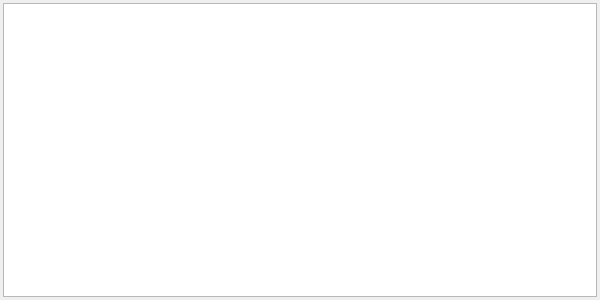
Above: resources/ui/Ui_ActManager.ui from starmcc/qs-beanfun-5 before the change. Below: the same form after it.
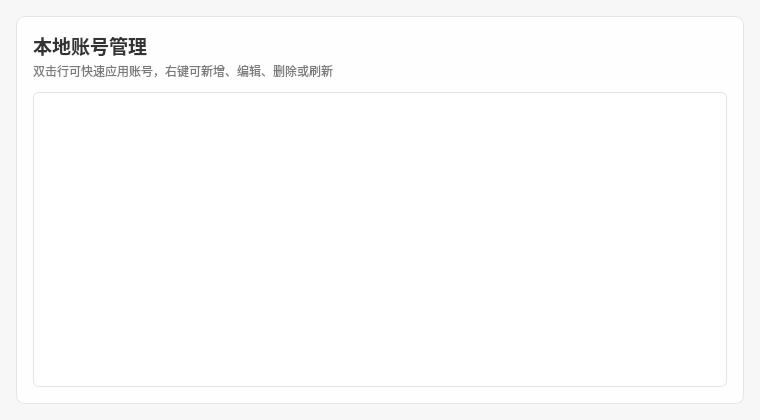
That is the form after the change.

What changed in the file:
```diff
--- a/resources/ui/Ui_ActManager.ui
+++ b/resources/ui/Ui_ActManager.ui
@@ -6,43 +6,158 @@
    <rect>
     <x>0</x>
     <y>0</y>
-    <width>600</width>
-    <height>300</height>
+    <width>760</width>
+    <height>420</height>
    </rect>
   </property>
+  <property name="minimumSize">
+   <size>
+    <width>760</width>
+    <height>420</height>
+   </size>
+  </property>
   <property name="windowTitle">
    <string>账号管理 - 双击可选择对应账号应用</string>
   </property>
+  <property name="styleSheet">
+   <string notr="true">QDialog#ActManager {
+    background-color: #f7f7f7;
+}
+QFrame#frame_main {
+    background-color: rgba(255, 255, 255, 0.94);
+    border: 1px solid #e6e6e6;
+    border-radius: 8px;
+}
+QLabel#label_title {
+    color: #333333;
+    font-size: 14pt;
+    font-weight: 600;
+}
+QLabel#label_subtitle {
+    color: #7a7a7a;
+    font-size: 9pt;
+}
+QTableWidget {
+    background-color: white;
+    alternate-background-color: #fafafa;
+    border: 1px solid #e3e3e3;
+    border-radius: 6px;
+    gridline-color: #efefef;
+    selection-background-color: #e6f2ff;
+    selection-color: #0052cc;
+}
+QHeaderView::section {
+    background-color: #f5f7fa;
+    color: #555555;
+    border: none;
+    border-bottom: 1px solid #e3e3e3;
+    padding: 8px;
+    font-weight: 600;
+}
+QTableWidget::item {
+    padding: 6px;
+}
+QTableWidget::item:selected {
+    background-color: #e6f2ff;
+    color: #0052cc;
+}</string>
+  </property>
   <layout class="QVBoxLayout" name="verticalLayout">
    <property name="spacing">
-    <number>0</number>
+    <number>12</number>
    </property>
    <property name="leftMargin">
-    <number>3</number>
+    <number>16</number>
    </property>
    <property name="topMargin">
-    <number>3</number>
+    <number>16</number>
    </property>
    <property name="rightMargin">
-    <number>3</number>
+    <number>16</number>
    </property>
    <property name="bottomMargin">
-    <number>3</number>
+    <number>16</number>
    </property>
    <item>
-    <widget class="QTableWidget" name="tableWidget">
-     <property name="editTriggers">
-      <set>QAbstractItemView::NoEditTriggers</set>
+    <widget class="QFrame" name="frame_main">
+     <property name="frameShape">
+      <enum>QFrame::StyledPanel</enum>
      </property>
-     <property name="selectionMode">
-      <enum>QAbstractItemView::SingleSelection</enum>
+     <property name="frameShadow">
+      <enum>QFrame::Raised</enum>
      </property>
-     <property name="selectionBehavior">
-      <enum>QAbstractItemView::SelectRows</enum>
-     </property>
-     <attribute name="horizontalHeaderMinimumSectionSize">
-      <number>100</number>
-     </attribute>
+     <layout class="QVBoxLayout" name="verticalLayout_mainCard">
+      <property name="spacing">
+       <number>12</number>
+      </property>
+      <property name="leftMargin">
+       <number>16</number>
+      </property>
+      <property name="topMargin">
+       <number>14</number>
+      </property>
+      <property name="rightMargin">
+       <number>16</number>
+      </property>
+      <property name="bottomMargin">
+       <number>16</number>
+      </property>
+      <item>
+       <layout class="QVBoxLayout" name="verticalLayout_header">
+        <property name="spacing">
+         <number>2</number>
+        </property>
+        <item>
+         <widget class="QLabel" name="label_title">
+          <property name="text">
+           <string>本地账号管理</string>
+          </property>
+         </widget>
+        </item>
+        <item>
+         <widget class="QLabel" name="label_subtitle">
+          <property name="text">
+           <string>双击行可快速应用账号，右键可新增、编辑、删除或刷新</string>
+          </property>
+         </widget>
+        </item>
+       </layout>
+      </item>
+      <item>
+       <widget class="QTableWidget" name="tableWidget">
+        <property name="alternatingRowColors">
+         <bool>true</bool>
+        </property>
+        <property name="showGrid">
+         <bool>false</bool>
+        </property>
+        <property name="editTriggers">
+         <set>QAbstractItemView::NoEditTriggers</set>
+        </property>
+        <property name="selectionMode">
+         <enum>QAbstractItemView::SingleSelection</enum>
+        </property>
+        <property name="selectionBehavior">
+         <enum>QAbstractItemView::SelectRows</enum>
+        </property>
+        <property name="verticalScrollMode">
+         <enum>QAbstractItemView::ScrollPerPixel</enum>
+        </property>
+        <property name="horizontalScrollMode">
+         <enum>QAbstractItemView::ScrollPerPixel</enum>
+        </property>
+        <attribute name="horizontalHeaderMinimumSectionSize">
+         <number>100</number>
+        </attribute>
+        <attribute name="horizontalHeaderStretchLastSection">
+         <bool>true</bool>
+        </attribute>
+        <attribute name="verticalHeaderVisible">
+         <bool>false</bool>
+        </attribute>
+       </widget>
+      </item>
+     </layout>
     </widget>
    </item>
   </layout>
```
